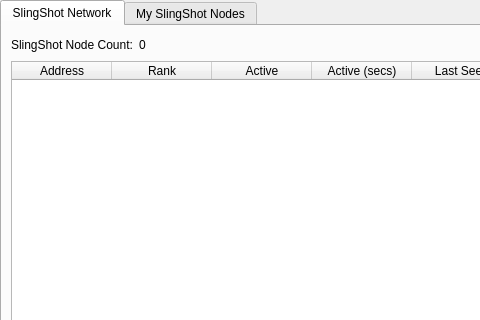
Above: src/qt/forms/masternodemanager.ui from whatisthiseven/difftest before the change; both pictures show x 0 to 480 and y 0 to 320 of the 723 by 457 pixel window. Below: the same form after it.
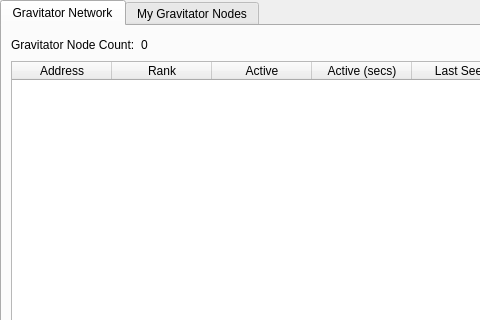
That is the form after the change.

Diff of the .ui file:
```diff
--- a/src/qt/forms/masternodemanager.ui
+++ b/src/qt/forms/masternodemanager.ui
@@ -38,7 +38,7 @@
        </property>
        <widget class="QWidget" name="tab">
         <attribute name="title">
-         <string>SlingShot Network</string>
+         <string>Gravitator Network</string>
         </attribute>
         <layout class="QGridLayout" name="gridLayout">
          <item row="1" column="0">
@@ -95,7 +95,7 @@
            <item>
             <widget class="QLabel" name="label_2">
              <property name="text">
-              <string>SlingShot Node Count:</string>
+              <string>Gravitator Node Count:</string>
              </property>
             </widget>
            </item>
@@ -125,7 +125,7 @@
        </widget>
        <widget class="QWidget" name="tab_2">
         <attribute name="title">
-         <string>My SlingShot Nodes</string>
+         <string>My Gravitator Nodes</string>
         </attribute>
         <layout class="QGridLayout" name="gridLayout_2">
          <item row="0" column="0">
```
